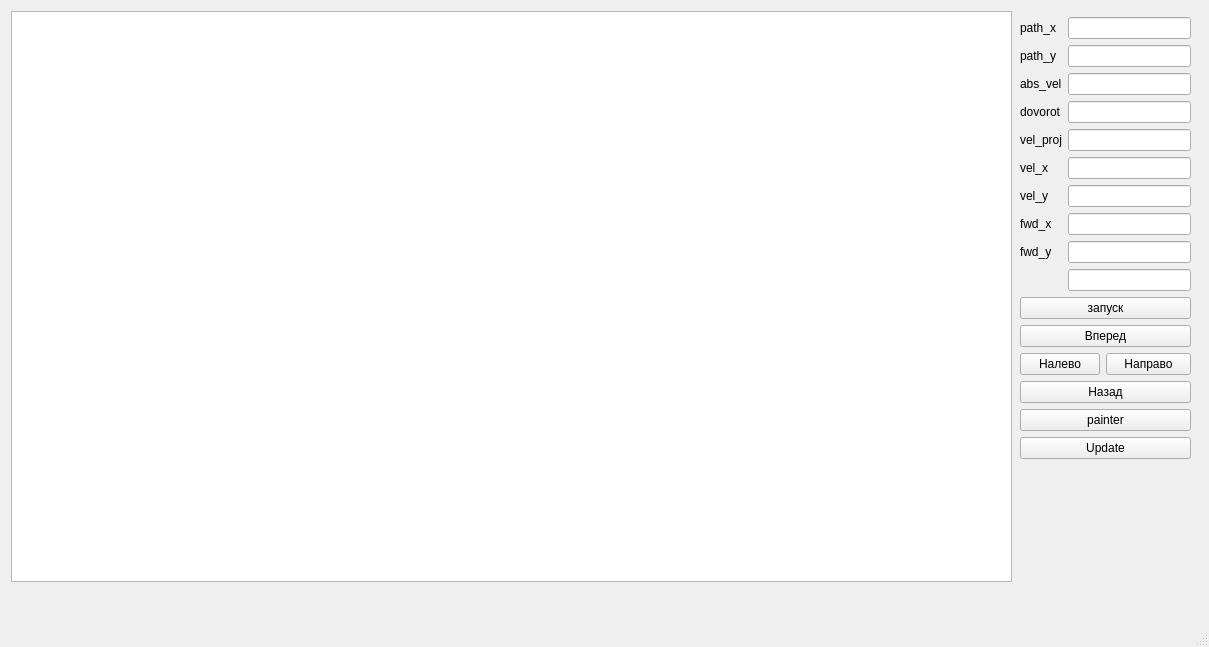
First picture: the form in mainwindow.ui, repository Polliakoff/Collabreequeue-2-rep, before the edit.
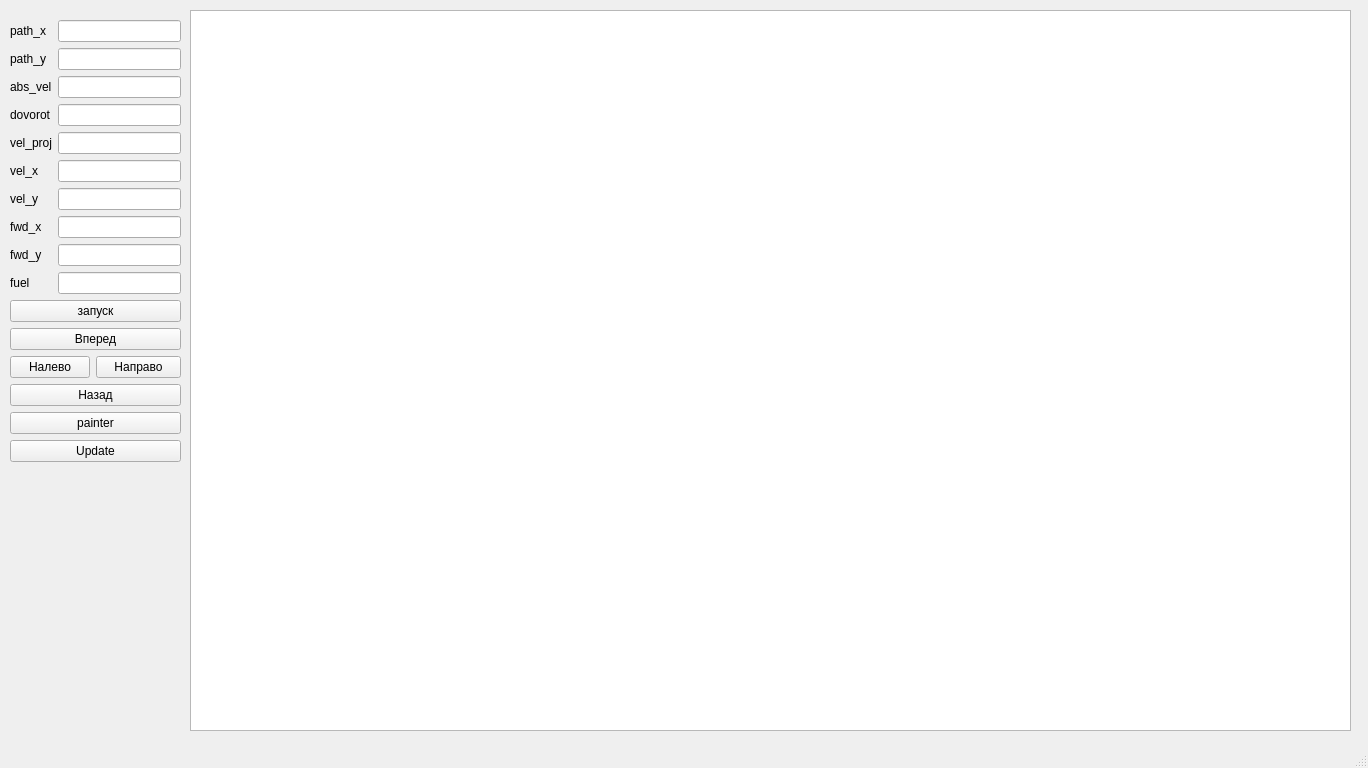
Second picture: the form after the edit.

Diff of the .ui file:
```diff
--- a/mainwindow.ui
+++ b/mainwindow.ui
@@ -6,8 +6,8 @@
    <rect>
     <x>0</x>
     <y>0</y>
-    <width>1209</width>
-    <height>647</height>
+    <width>1368</width>
+    <height>768</height>
    </rect>
   </property>
   <property name="windowTitle">
@@ -17,18 +17,18 @@
    <widget class="QGraphicsView" name="graphicsView">
     <property name="geometry">
      <rect>
-      <x>11</x>
-      <y>11</y>
-      <width>1001</width>
-      <height>571</height>
+      <x>190</x>
+      <y>10</y>
+      <width>1161</width>
+      <height>721</height>
      </rect>
     </property>
    </widget>
-   <widget class="QWidget" name="">
+   <widget class="QWidget" name="layoutWidget">
     <property name="geometry">
      <rect>
-      <x>1020</x>
-      <y>17</y>
+      <x>10</x>
+      <y>20</y>
       <width>171</width>
       <height>499</height>
      </rect>
@@ -180,6 +180,13 @@
        </property>
       </widget>
      </item>
+     <item row="9" column="0">
+      <widget class="QLabel" name="label_10">
+       <property name="text">
+        <string>fuel</string>
+       </property>
+      </widget>
+     </item>
     </layout>
    </widget>
   </widget>
```
Left out of the diff: 7 changed lines with no effect on the pictures.
